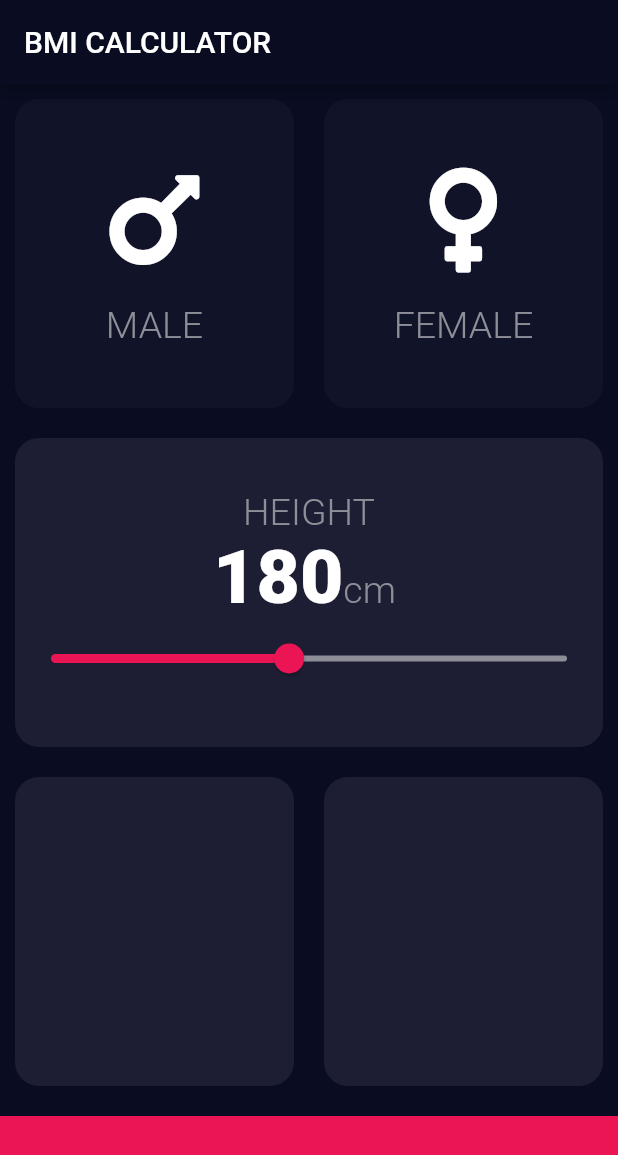
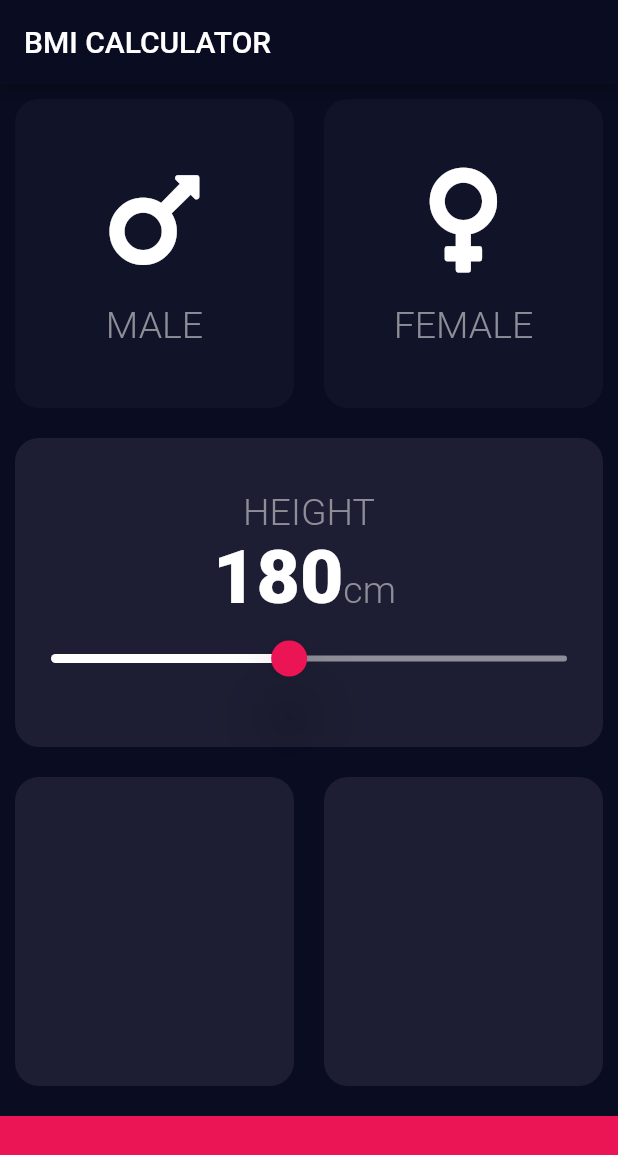
Before and after one commit to rahul07sharmars/Body_Mass_Index, a Flutter app: the screen it shows after launch, on a phone screen of 412 x 824 dp. Shown: the top 1155 px of the screen. Run offline on Flutter 3.47's test engine with Material 2 defaults, Android fonts, the phone set to English and light mode, and no system bars; our stand-ins replace font_awesome_flutter.

Commit message:
slider added

```diff
--- a/body_mass_index/lib/input_page.dart
+++ b/body_mass_index/lib/input_page.dart
@@ -87,18 +87,26 @@ class _InputPageState extends State<InputPage> {
                         ),
                       ],
                     ),
-                    Slider(
+                    SliderTheme(
+                      data: SliderTheme.of(context).copyWith(
+                        inactiveTrackColor: Color(0xFF8D8E98),
+                        activeTrackColor: Colors.white,
+                        thumbColor: Color(0xFFEB1555),
+                        overlayColor: Color(0x29EB1555),
+                        thumbShape: RoundSliderThumbShape(
+                            enabledThumbRadius: 12.0, elevation: 20.0),
+                      ),
+                      child: Slider(
                         value: height.toDouble(),
                         min: 120.0,
                         max: 250.0,
-                      activeColor: Color(0xFFEB1555),
-                      inactiveColor: Color(0xFF8D8E98),
                         onChanged: (double newValue) {
                           print(newValue.round());
                           setState(() {
-                          height=newValue.round();
+                            height = newValue.round();
                           });
                         },
+                      ),
                     )
                   ],
                 ),
```
Lines whose indentation alone changed are shown as unchanged.
